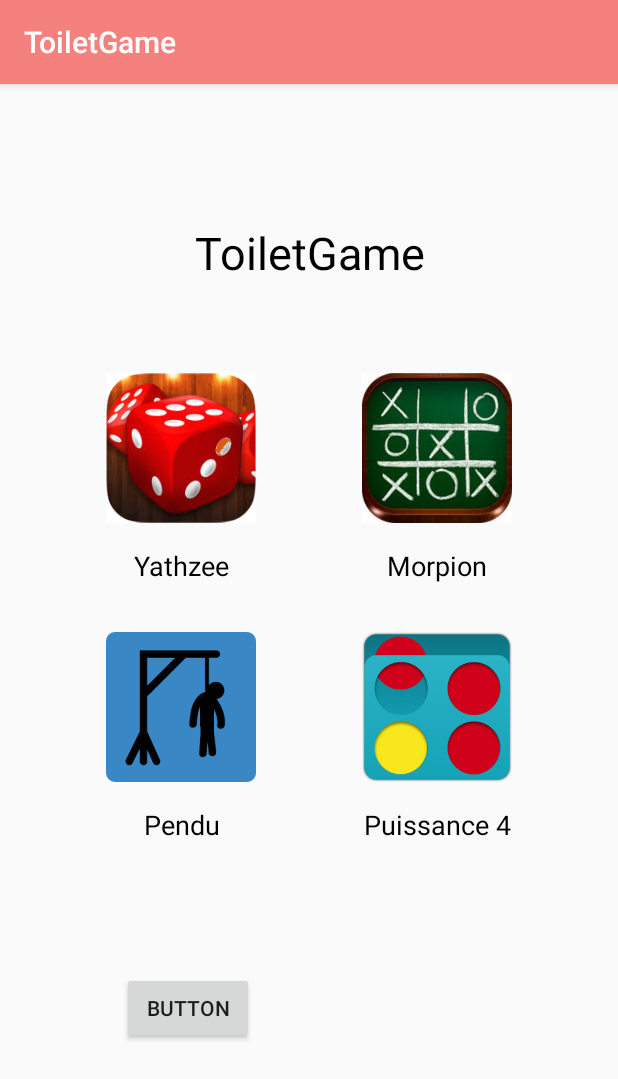
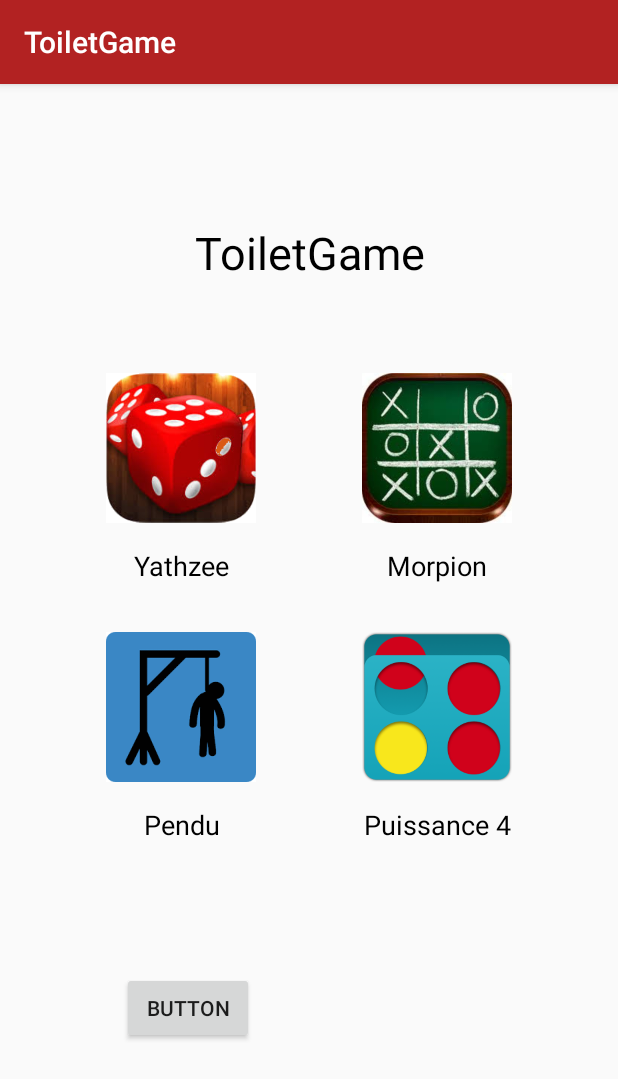
Before and after one commit to AntonnGazagne/ToiletGame, an Android app: the screen it shows after launch (MainActivity), on a phone screen of 412 x 824 dp. Shown: the top 1079 px of the screen. Run offline under Robolectric (Android 15) with nearby library versions, the phone set to English and light mode, and no system bars; Roboto replaces fonts that are not available here.

```diff
--- a/app/src/main/res/values/colors.xml
+++ b/app/src/main/res/values/colors.xml
@@ -1,7 +1,7 @@
 <?xml version="1.0" encoding="utf-8"?>
 <resources>
-    <color name="colorPrimary">#F5817F</color>
-    <color name="colorPrimaryDark">#db7372</color>
+    <color name="colorPrimary">#B22222</color>
+    <color name="colorPrimaryDark">#8B0000</color>
     <color name="colorAccent">#000000</color>
     <color name="red">#FF0000</color>
 </resources>
```
